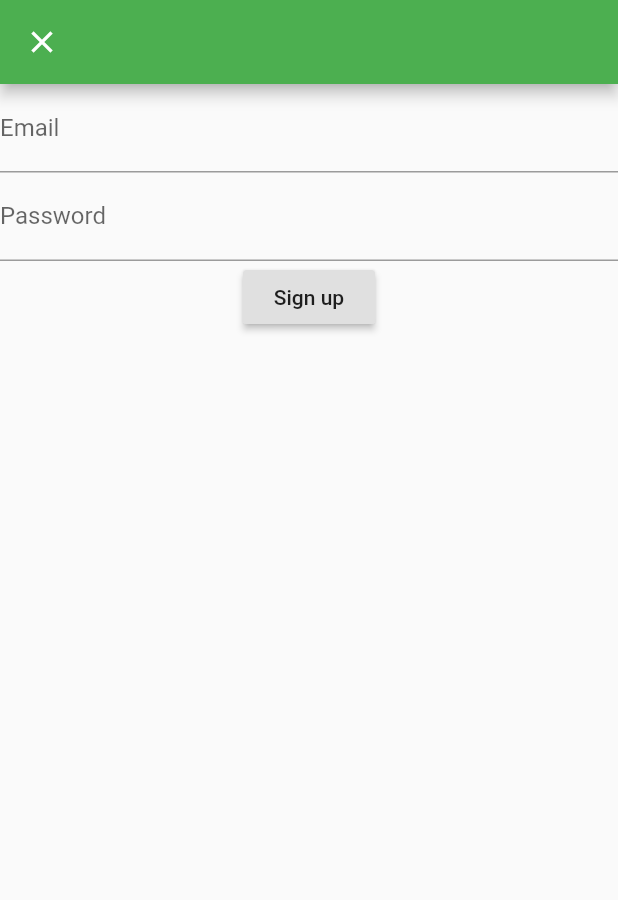
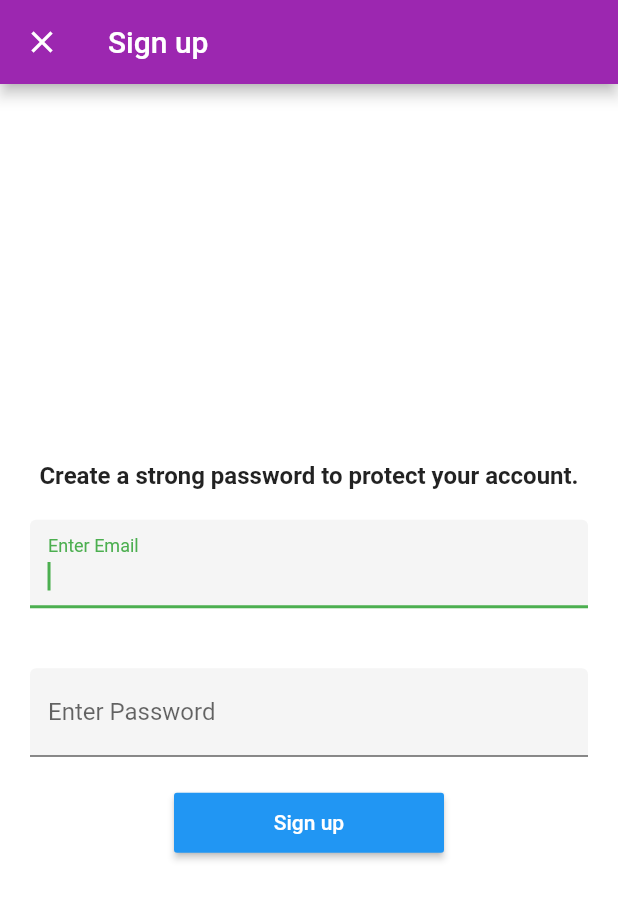
Before and after one commit to YoussefRizkalla/fit_together, a Flutter app: the screen it shows after launch, after a tap on "Sign up", on a phone screen of 412 x 824 dp. Shown: the top 900 px of the screen. Run offline on Flutter 3.47's test engine with Material 2 defaults, Android fonts, the phone set to English and light mode, and no system bars; our stand-ins replace firebase_auth; accounts and stored records are empty; network calls fail.

Commit message:
Front page UI

```diff
--- a/lib/auth/signup.dart
+++ b/lib/auth/signup.dart
@@ -1,54 +1,69 @@
 import 'package:firebase_auth/firebase_auth.dart';
 import 'package:fit_together/auth/login.dart';
+import 'package:fit_together/components/circle_image.dart';
+import 'package:fit_together/components/rounded_button.dart';
+import 'package:fit_together/pages/home.dart';
 import 'package:flutter/material.dart';
 
-class SignUpPage extends StatefulWidget {
+
+class Signup extends StatefulWidget{
   @override
-  _SignUpPageState createState() => _SignUpPageState();
+  State createState() => new SignupState();
 }
 
-class _SignUpPageState extends State<SignUpPage> {
-
+class SignupState extends State<Signup> {
   final GlobalKey<FormState> _formKey = GlobalKey<FormState>();
   String _email, _password;
 
   @override
   Widget build(BuildContext context) {
     return new Scaffold(
-      appBar: new AppBar(),
-      body: Form(
       key: _formKey,
-        child: Column(
+      appBar: new AppBar(
+        title: new Text("Sign up"),
+        backgroundColor: Colors.purple,
+      ),
+      backgroundColor: Colors.white,
+      body: new Stack(
+        fit: StackFit.expand,
         children: <Widget>[
-            TextFormField(
-              validator: (input) {
-                if(input.isEmpty){
-                  return 'Email field is empty';
-                }
-              },
-              decoration: InputDecoration(
-                labelText: 'Email'
+          new Column(
+            mainAxisAlignment: MainAxisAlignment.center,
+            children: <Widget>[
+            new Text("Create a strong password to protect your account.",
+              style: new TextStyle(
+                fontWeight: FontWeight.bold,
+                fontSize: 16,
+              )
             ),
+            new Padding(
+            padding: const EdgeInsets.all(20),
+            child: new TextFormField(
+              decoration: new InputDecoration(labelText: "Enter Email", filled: true),
+              autofocus: true,
+              keyboardType: TextInputType.emailAddress,
               onSaved: (input) => _email = input,
+            ),),
+            new Padding(
+            padding: const EdgeInsets.all(20),
+            child: new TextFormField(
+              decoration: new InputDecoration(labelText: "Enter Password", filled: true),
+              autofocus: true,
+              obscureText: true,
+              onSaved: (input) => _password = input,
+              keyboardType: TextInputType.text,
+            ),),
+            new MaterialButton(
+              height: 40,
+              minWidth: 180,
+              color: Colors.blue,
+              splashColor: Colors.white,
+              textColor: Colors.white,
+              child: new Text('Sign up'),
+              onPressed: signUp,
               ),
-            TextFormField(
-              validator: (input) {
-                if(input.length < 8){
-                  return 'Your password must be at least 8 digits long.';
-                }
-              },
-              decoration: InputDecoration(
-                labelText: 'Password'
-              ),
-              onSaved: (input) => _password = input,
-              obscureText: true,
-            ),
-            RaisedButton(
-              onPressed: signUp,
-              child: Text('Sign up'),
-            ),
+          ],)
         ],
-        )
       ),
     );
   }
--- a/lib/components/circle_image.dart
+++ b/lib/components/circle_image.dart
@@ -6,8 +6,8 @@ class CircleImage extends StatelessWidget {
   @override
   Widget build(BuildContext context) {
     return Container(
-      width: 150.0,
-      height: 150.0,
+      width: 80,
+      height: 80,
       decoration: BoxDecoration(
           image: DecorationImage(
               image: NetworkImage(photoURL),
--- a/lib/pages/welcome.dart
+++ b/lib/pages/welcome.dart
@@ -11,22 +11,47 @@ class _WelcomePageState extends State<WelcomePage> {
   @override
   Widget build(BuildContext context) {
     return Scaffold(
-      appBar: AppBar(
-        title: Text('Fit Together'),
-      ),
-      body: Column(
-        mainAxisAlignment: MainAxisAlignment.center,
-        crossAxisAlignment: CrossAxisAlignment.stretch,
-        children: <Widget>[
-          RaisedButton(
-            onPressed: navigateToSignIn,
-            child: Text('Log in'),
+      body: new Stack(
+        fit: StackFit.expand,
+        children: <Widget> [
+          new Image(
+            image: new AssetImage("assets/backgroundImg.jpg"),
+            fit: BoxFit.cover
           ),
-          RaisedButton(
-            onPressed: navigateToSignUp,
-            child: Text('Sign up'),
-          ),
-        ],
+          new Column(
+            mainAxisAlignment: MainAxisAlignment.center,
+            children: <Widget>[
+              new Padding(
+                padding: const EdgeInsets.all(30),
+                child: new Text("Get Fit Together",
+                  style: new TextStyle(
+                    fontWeight: FontWeight.bold,
+                    fontSize: 25,
+                    color: Colors.white,
+                  )
+                ),
+              ),
+              new MaterialButton(
+              height: 40,
+              minWidth: 180,
+              color: Colors.teal,
+              splashColor: Colors.white,
+              textColor: Colors.white,
+              child: new Text('Login'),
+              onPressed: navigateToSignIn
+              ),
+              new MaterialButton(
+              height: 40,
+              minWidth: 180,
+              color: Colors.blue,
+              splashColor: Colors.white,
+              textColor: Colors.white,
+              child: new Text('Sign up'),
+              onPressed: navigateToSignUp
+              )
+            ],
+          )
+        ]
       ),
     );
   }
@@ -36,6 +61,6 @@ class _WelcomePageState extends State<WelcomePage> {
   }
 
   void navigateToSignUp(){
-    Navigator.push(context, MaterialPageRoute(builder: (context) => SignUpPage(), fullscreenDialog: true));
+    Navigator.push(context, MaterialPageRoute(builder: (context) => Signup(), fullscreenDialog: true));
   }
 }
```
Also changed, not shown: lib/auth/login.dart (+48 -36 lines), pubspec.yaml (+5 -3 lines), assets/Logo.jpg (added), assets/backgroundImg.jpg (added), assets/signup.jpg (added), assets/user.png (added), 4 other files. Lines whose indentation alone changed are shown as unchanged.
